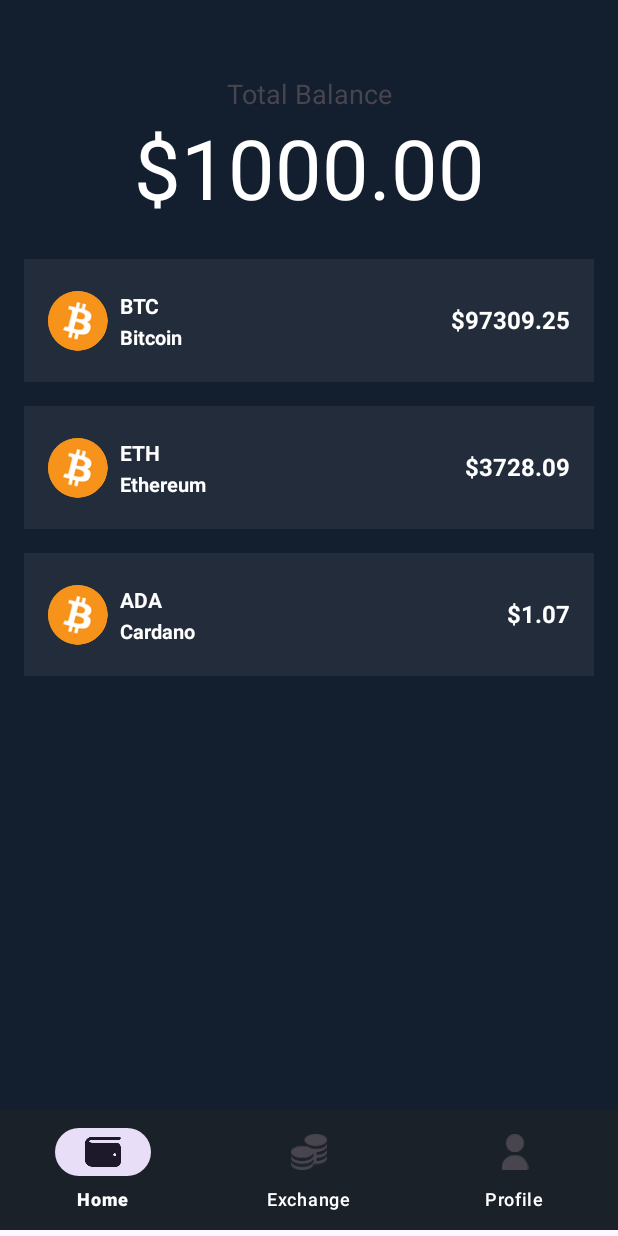
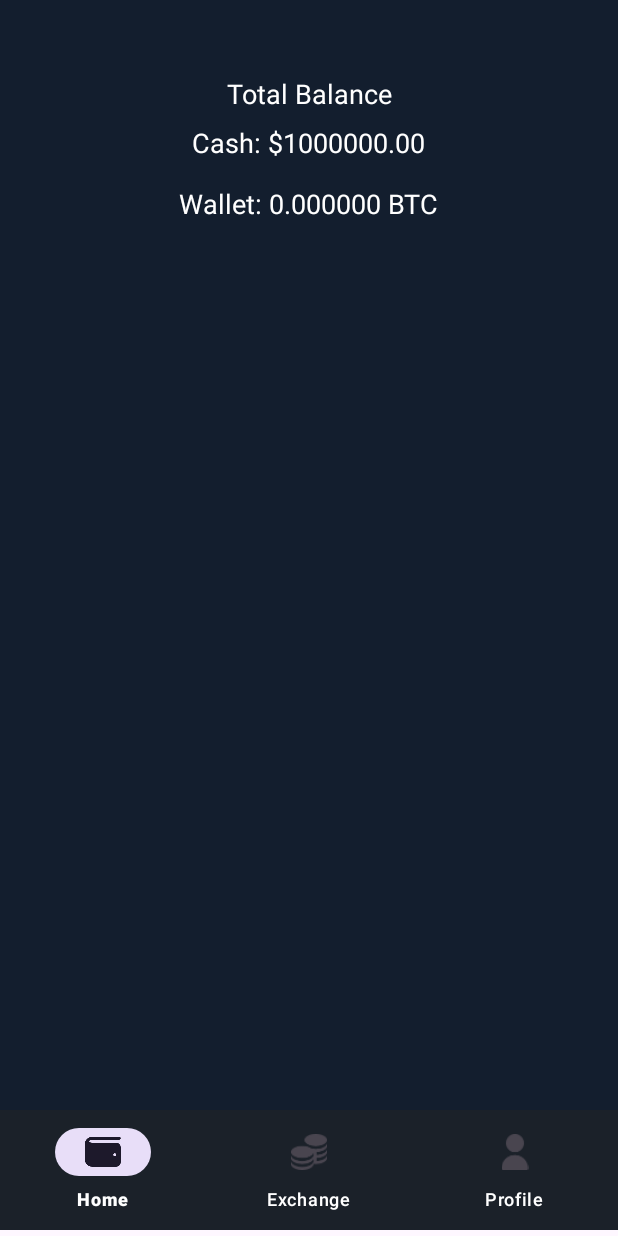
Before and after one commit to emrehancetin/CS394, an Android app: the screen it shows after launch (MainActivity), on a phone screen of 412 x 824 dp. Run offline under Robolectric (Android 15) with nearby library versions, the phone set to English and light mode, and no system bars; our stand-ins replace data binding, navigation-ui.

```diff
--- a/app/src/main/java/com/emrehancetin/cs394/Fragments/HomeFragment.kt
+++ b/app/src/main/java/com/emrehancetin/cs394/Fragments/HomeFragment.kt
@@ -1,50 +1,42 @@
 package com.emrehancetin.cs394.Fragments
 
 import android.os.Bundle
-import androidx.fragment.app.Fragment
 import android.view.LayoutInflater
 import android.view.View
 import android.view.ViewGroup
-import androidx.recyclerview.widget.LinearLayoutManager
-import androidx.recyclerview.widget.RecyclerView
-import com.emrehancetin.cs394.Adapter.CryptoAdapter
-import com.emrehancetin.cs394.Model.CryptoModel
+import android.widget.TextView
+import androidx.fragment.app.Fragment
+import androidx.lifecycle.ViewModelProvider
 import com.emrehancetin.cs394.R
-
+import com.emrehancetin.cs394.ViewModel.SharedViewModel
 
 class HomeFragment : Fragment() {
 
-    override fun onCreate(savedInstanceState: Bundle?) {
-        super.onCreate(savedInstanceState)
-        arguments?.let {
-
-        }
-    }
+    private lateinit var sharedViewModel: SharedViewModel
 
     override fun onCreateView(
         inflater: LayoutInflater, container: ViewGroup?,
         savedInstanceState: Bundle?
     ): View? {
-        // Inflate the layout for this fragment
         return inflater.inflate(R.layout.fragment_home, container, false)
     }
 
     override fun onViewCreated(view: View, savedInstanceState: Bundle?) {
         super.onViewCreated(view, savedInstanceState)
 
-        val cryptoList = listOf(
-            CryptoModel("Bitcoin", "BTC", 97309.25),
-            CryptoModel("Ethereum", "ETH", 3728.09),
-            CryptoModel("Cardano", "ADA", 1.07)
-        )
+        sharedViewModel = ViewModelProvider(requireActivity())[SharedViewModel::class.java]
 
-        val recyclerView = view.findViewById<RecyclerView>(R.id.view)
-        recyclerView.layoutManager = LinearLayoutManager(context)
-        recyclerView.adapter = CryptoAdapter(cryptoList) { crypto ->
-            // Handle item click
-            println("Clicked on: ${crypto.name}")
+        val walletTextView: TextView = view.findViewById(R.id.walletBalanceTextView)
+        val cashTextView: TextView = view.findViewById(R.id.cashBalanceTextView)
+
+        // Observe BTC balance
+        sharedViewModel.btcBalance.observe(viewLifecycleOwner) { balance ->
+            walletTextView.text = "Wallet: ${String.format("%.6f BTC", balance)}"
+        }
+
+        // Observe Cash balance
+        sharedViewModel.cashBalance.observe(viewLifecycleOwner) { cash ->
+            cashTextView.text = "Cash: $${String.format("%.2f", cash)}"
         }
     }
-
-
 }
--- a/app/src/main/java/com/emrehancetin/cs394/Model/ViewModel.kt
+++ b/app/src/main/java/com/emrehancetin/cs394/Model/ViewModel.kt
@@ -6,12 +6,36 @@ import androidx.lifecycle.ViewModel
 import com.emrehancetin.cs394.Model.OrderHistoryModel
 
 class SharedViewModel : ViewModel() {
+
+    // Order History
     private val _orderHistory = MutableLiveData<MutableList<OrderHistoryModel>>(mutableListOf())
     val orderHistory: LiveData<MutableList<OrderHistoryModel>> get() = _orderHistory
 
-    // Add a new order to the history
+    // Wallet Balance (BTC)
+    private val _btcBalance = MutableLiveData<Double>(0.0)
+    val btcBalance: LiveData<Double> get() = _btcBalance
+
+    // Cash Balance
+    private val _cashBalance = MutableLiveData<Double>(1_000_000.0) // Start with $1,000,000
+    val cashBalance: LiveData<Double> get() = _cashBalance
+
     fun addOrder(order: OrderHistoryModel) {
         _orderHistory.value?.add(order)
         _orderHistory.value = _orderHistory.value // Trigger LiveData update
     }
+
+    fun updateWallet(amount: Double, total: Double, orderType: String) {
+        when (orderType) {
+            "Buy" -> {
+                _btcBalance.value = (_btcBalance.value ?: 0.0) + amount
+                _cashBalance.value = (_cashBalance.value ?: 0.0) - total
+            }
+            "Sell" -> {
+                _btcBalance.value = (_btcBalance.value ?: 0.0) - amount
+                _cashBalance.value = (_cashBalance.value ?: 0.0) + total
+            }
+        }
+        _btcBalance.value = _btcBalance.value // Trigger LiveData update
+        _cashBalance.value = _cashBalance.value // Trigger LiveData update
+    }
 }
--- a/app/src/main/res/layout/fragment_home.xml
+++ b/app/src/main/res/layout/fragment_home.xml
@@ -25,16 +25,29 @@
                 android:layout_marginTop="50dp"
                 android:text="Total Balance"
                 android:textAlignment="center"
+                android:textColor="@color/white"
                 android:textSize="18sp" />
 
             <TextView
-                android:id="@+id/textView2"
-                android:layout_width="match_parent"
+                android:id="@+id/cashBalanceTextView"
+                android:layout_width="wrap_content"
                 android:layout_height="wrap_content"
-                android:text="$1000.00"
-                android:textAlignment="center"
-                android:textColor="@color/white"
-                android:textSize="55sp" />
+                android:layout_gravity="center"
+                android:layout_marginTop="8dp"
+                android:text="Cash: $1,000,000.00"
+                android:textSize="18sp"
+                android:textColor="@color/white" />
+
+            <TextView
+                android:id="@+id/walletBalanceTextView"
+                android:layout_width="wrap_content"
+                android:layout_height="wrap_content"
+                android:layout_gravity="center"
+                android:layout_marginTop="16dp"
+                android:text="Wallet: 0.000000 BTC"
+                android:textSize="18sp"
+                android:textColor="@color/white" />
+
 
 
             <androidx.recyclerview.widget.RecyclerView
```
Also changed, not shown: app/src/main/java/com/emrehancetin/cs394/Adapter/OrderHistoryAdapter.kt (+6 -1 lines), app/src/main/java/com/emrehancetin/cs394/Fragments/ExchangeFragment.kt (+36 -30 lines), app/src/main/res/layout/fragment_exchange.xml (+2 -6 lines).
